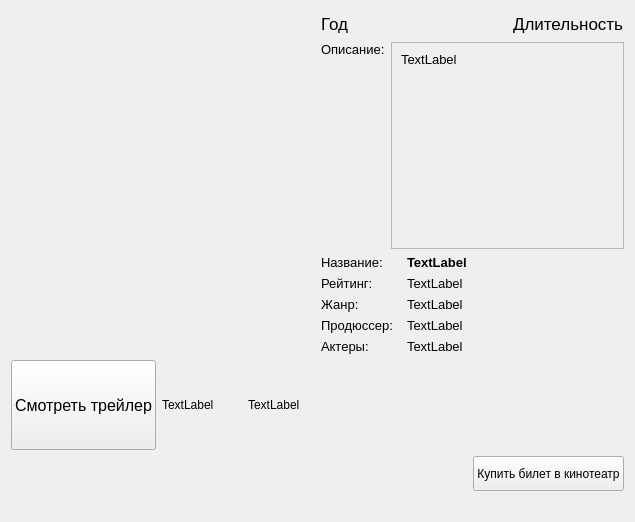
This is ui_files/card_of_film.ui in gg-master/Cinema_prj as Qt 5 draws it before an edit. The edited form follows.
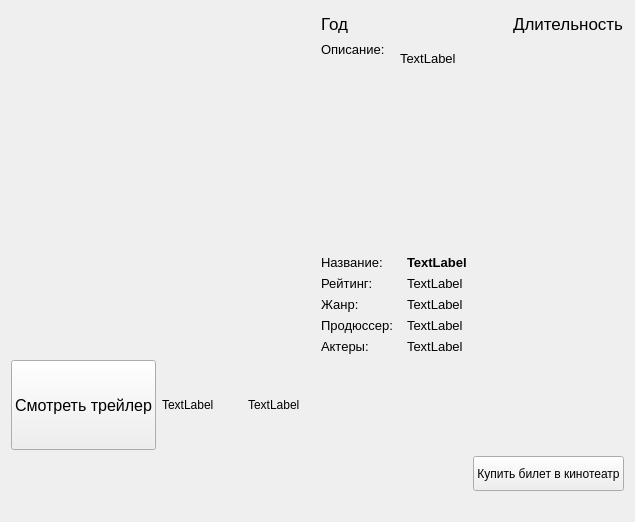
This is the edited form. Icons and pictures are not drawn.

What changed in the file:
```diff
--- a/ui_files/card_of_film.ui
+++ b/ui_files/card_of_film.ui
@@ -140,6 +140,9 @@
                  <verstretch>0</verstretch>
                 </sizepolicy>
                </property>
+               <property name="frameShape">
+                <enum>QFrame::NoFrame</enum>
+               </property>
                <property name="widgetResizable">
                 <bool>true</bool>
                </property>
@@ -148,8 +151,8 @@
                  <rect>
                   <x>0</x>
                   <y>0</y>
-                  <width>225</width>
-                  <height>175</height>
+                  <width>229</width>
+                  <height>179</height>
                  </rect>
                 </property>
                 <layout class="QHBoxLayout" name="horizontalLayout_11">
@@ -169,6 +172,9 @@
                    <property name="contextMenuPolicy">
                     <enum>Qt::DefaultContextMenu</enum>
                    </property>
+                   <property name="frameShadow">
+                    <enum>QFrame::Plain</enum>
+                   </property>
                    <property name="text">
                     <string>TextLabel</string>
                    </property>
```
